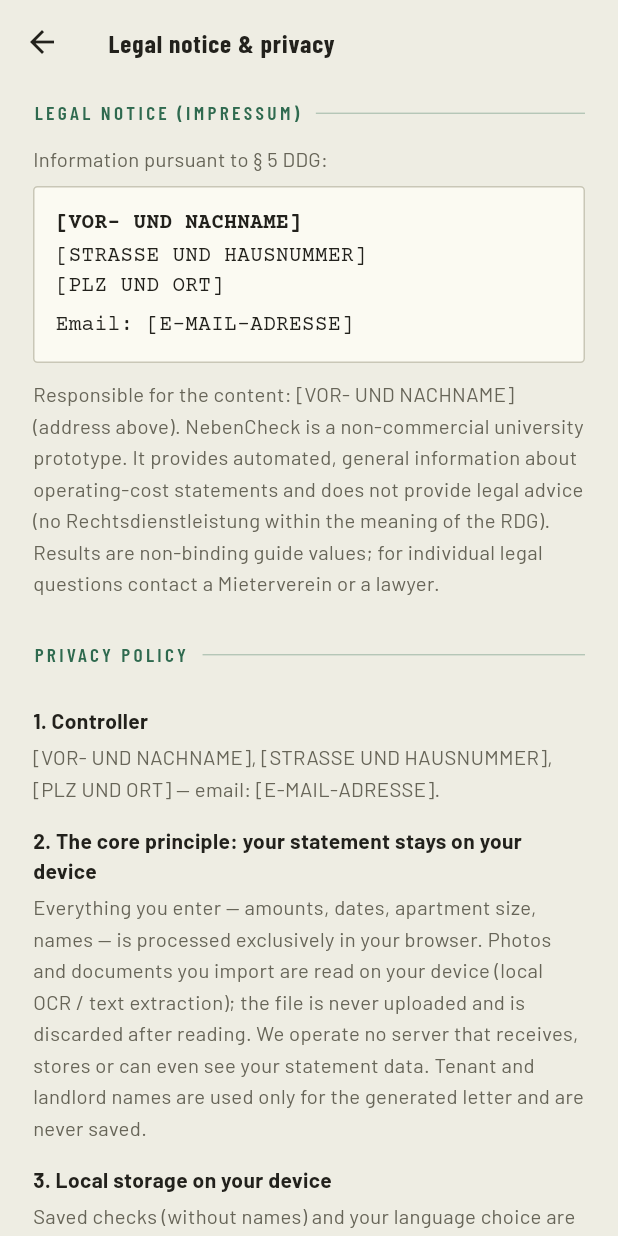
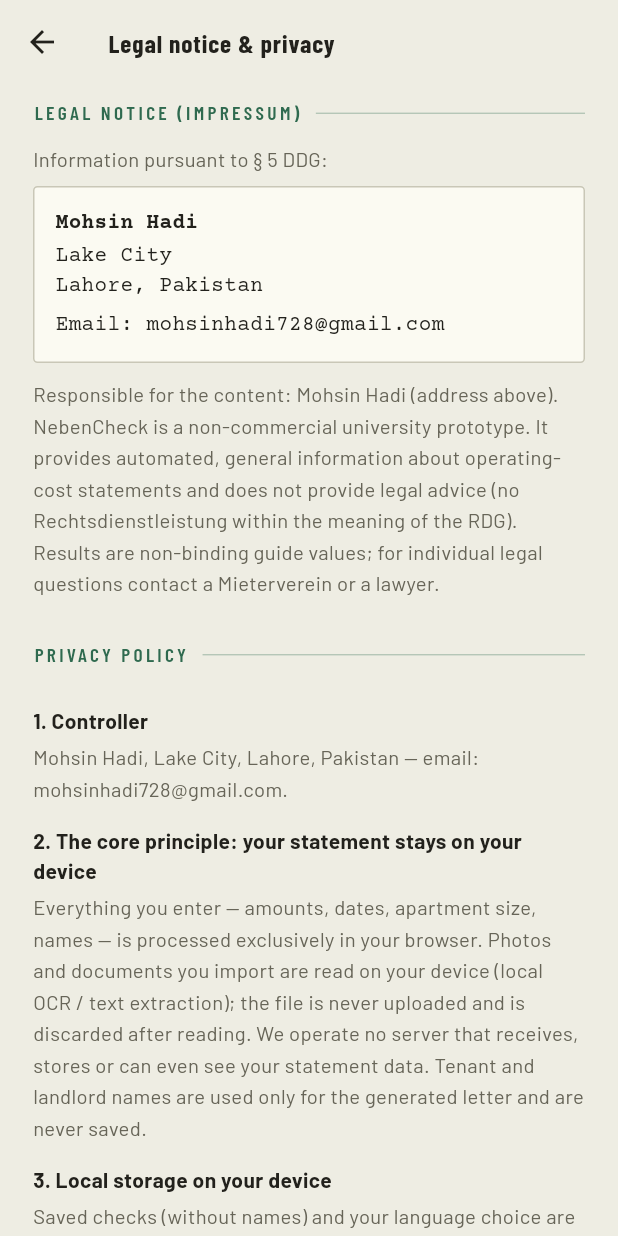
Before and after one commit to Devastating-Phoenix/nebencheck, a Flutter app: the LegalScreen screen opened directly, on a phone screen of 412 x 824 dp. Run offline on Flutter 3.47's test engine with Material 3 defaults, Android fonts, the phone set to English and light mode, and no system bars; our stand-ins replace pdf, shared_preferences; missing offline and left inert: dart:html, dart:js_interop; accounts and stored records are empty.

Commit message:
Fill Impressum operator details (Mohsin Hadi, Lahore)
Co-Authored-By: Claude Fable 5 <noreply@anthropic.com>

```diff
--- a/lib/screens/legal_screen.dart
+++ b/lib/screens/legal_screen.dart
@@ -4,14 +4,12 @@ import '../theme.dart';
 import '../ui/common.dart';
 import '../util/l10n.dart';
 
-// ---------------------------------------------------------------------------
-// FILL THESE IN BEFORE A PUBLIC LAUNCH. § 5 DDG requires the operator's real
-// name and a loadable postal address (no P.O. box); an email is mandatory.
-// ---------------------------------------------------------------------------
-const _operatorName = '[VOR- UND NACHNAME]';
-const _operatorStreet = '[STRASSE UND HAUSNUMMER]';
-const _operatorCity = '[PLZ UND ORT]';
-const _operatorEmail = '[E-MAIL-ADRESSE]';
+// Operator (§ 5 DDG). A foreign address is valid — it must simply be a real,
+// reachable postal address.
+const _operatorName = 'Mohsin Hadi';
+const _operatorStreet = 'Lake City';
+const _operatorCity = 'Lahore, Pakistan';
+const _operatorEmail = 'mohsinhadi728@gmail.com';
 
 /// Impressum (§ 5 DDG) and Datenschutzerklärung (Art. 13 DSGVO).
 ///
```
